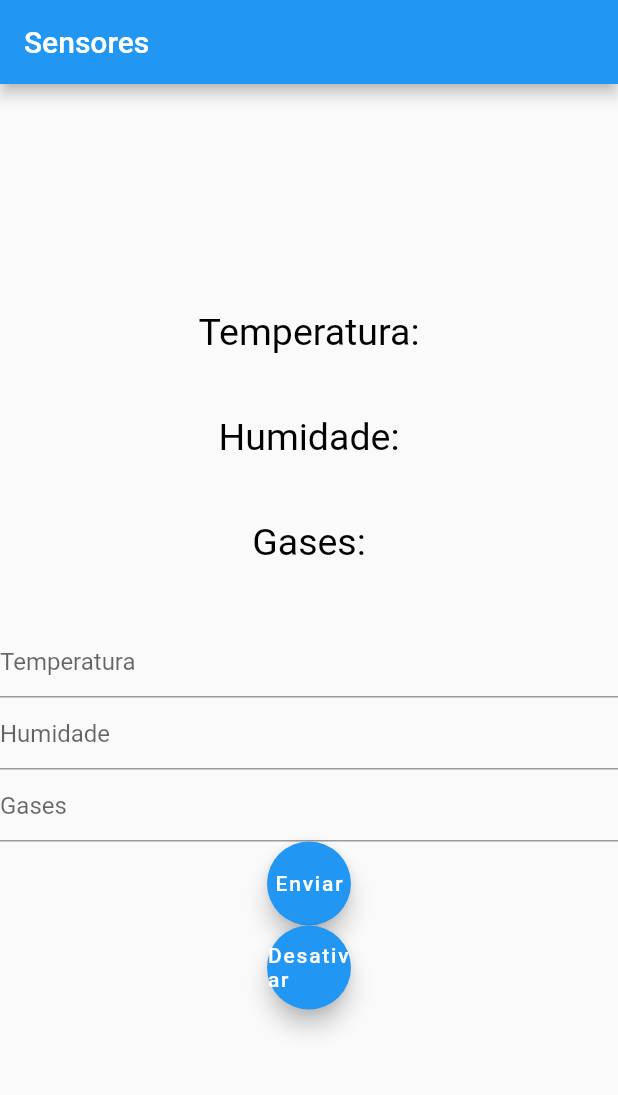
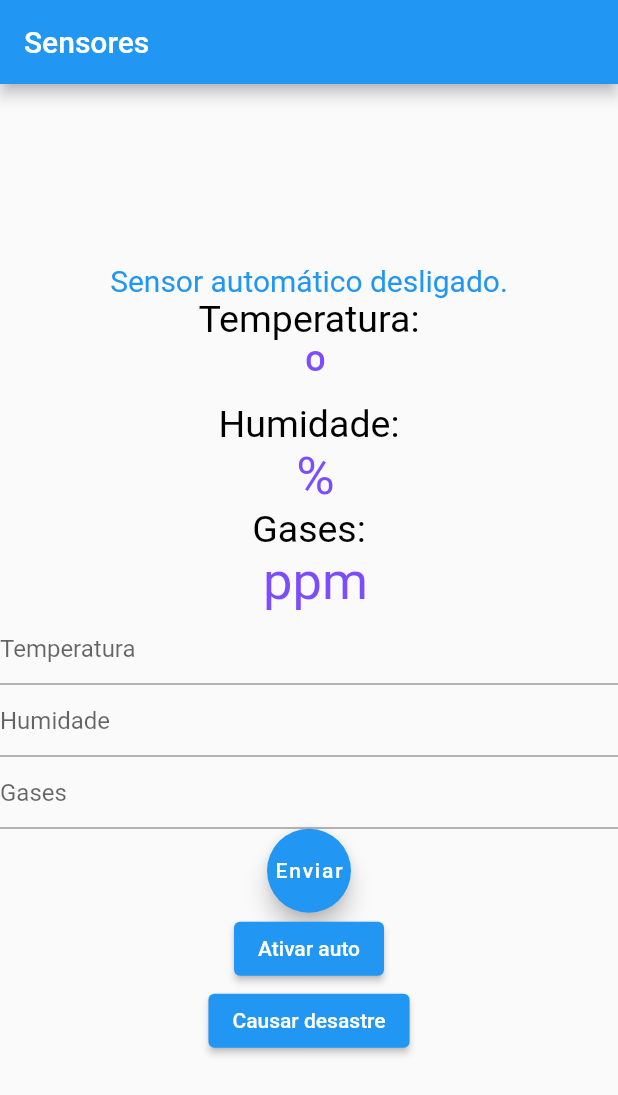
Before and after one commit to IsaiasBrazil/sensores, a Flutter app: the screen it shows after launch, on a phone screen of 412 x 824 dp. Shown: the top 1095 px of the screen. Run offline on Flutter 3.47's test engine with Material 2 defaults, Android fonts, the phone set to English and light mode, and no system bars; missing offline and left inert: mqtt_client.

Commit message:
desastre implementado e algumas correções

```diff
--- a/lib/home.dart
+++ b/lib/home.dart
@@ -14,24 +14,27 @@ class Home extends StatefulWidget {
 
 class _HomeState extends State<Home> {
   MqttHandler mqttHandler = MqttHandler();
-
   var txtTemp = TextEditingController();
   var txtHum = TextEditingController();
   var txtGas = TextEditingController();
   late Timer timer;
 
-  bool ativo=true;
+  late bool ativo = false;
+
+  late bool desastre= false;
 
   @override
   void initState() {
     super.initState();
     mqttHandler.connect();
+
   }
 
   @override
   void dispose() {
     timer.cancel(); // Cancelar o Timer ao descartar o widget
     super.dispose();
+
   }
 
   @override
@@ -45,10 +48,20 @@ class _HomeState extends State<Home> {
           child: Column(
             mainAxisAlignment: MainAxisAlignment.center,
             children: <Widget>[
+              Text((ativo?"Sensor automático ativo":"Sensor automático desligado.")+(desastre?"+ desastre ativo":""),style: TextStyle(color: ativo?Colors.red:Colors.blue,fontSize: 20) ),
               _receber(),
               _publicar(),
-              _publicarAuto()
-
+              Container(
+                child: ElevatedButton(
+                  onPressed: _ativarAuto,
+                  child: Text(ativo ? "Desativar auto" : "Ativar auto"),
+                ),
+              ),
+              ElevatedButton(
+                onPressed: _ativarDesastre,
+                style: ButtonStyle(backgroundColor: MaterialStatePropertyAll<Color>(desastre?Colors.red:Colors.blue)),
+                child: Text(desastre ? "Desativar desastre" : "Causar desastre"),
+              )
             ],
 
           ),
@@ -58,32 +71,43 @@ class _HomeState extends State<Home> {
     );
   }
 
-  _publicarAuto() {
+  _ativarDesastre(){
+    setState(() {
+      desastre = !desastre;
+    });
+  }
 
-    return FloatingActionButton(
-      onPressed: () =>
+  _ativarAuto(){
     setState(() {
-            ativo = ativo?false:true;
+      ativo = !ativo;
       publicarAuto();
-          }),
-      child: Text(ativo ? "Desativar" : "Ativar"),
-    );
+    });
   }
 
   publicarAuto(){
     print("auto pressionado");
     if (ativo) {
       timer = Timer.periodic(Duration(seconds: 2), (timer){
+        var tmin = desastre?-10:18; //ideal entre 18 e 24º
+        var tmax = desastre?50:24; //
+        var hmin = desastre?0:30; //ideal entre 30 e 70%
+        var hmax = desastre?100:70; //=
+        var gmin = desastre?20:0; //ideal abaixo de 20
+        var gmax = desastre?100:20; //=
+
         mqttHandler.publishMessage(
-          generateRandomData(0, 40).toString(), "temperatura");
+            generateRandomData(tmin, tmax).toString(), "temperatura");
         mqttHandler.publishMessage(
-          generateRandomData(0, 20).toString(), "humidade");
+            generateRandomData(hmin,hmax).toString(), "humidade");
         mqttHandler.publishMessage(
-          generateRandomData(0, 10).toString(), "gases");
+            generateRandomData(gmin, gmax).toString(), "gases");
       });
     } else {
       timer.cancel(); // Cancelar o Timer
     }
+    setState(() {
+
+    });
   }
 
   int generateRandomData(int min, int max) {
@@ -94,9 +118,9 @@ class _HomeState extends State<Home> {
   _publicar() {
     return Column(
         children: [
-        TextFormField(decoration: InputDecoration(hintText: "Temperatura"),controller: txtTemp),
-        TextFormField(decoration: InputDecoration(hintText: "Humidade"),controller: txtHum),
-        TextFormField(decoration: InputDecoration(hintText: "Gases"),controller: txtGas),
+          TextFormField(decoration: InputDecoration(hintText: "Temperatura"),controller: txtTemp, keyboardType: TextInputType.number,),
+          TextFormField(decoration: InputDecoration(hintText: "Humidade"),controller: txtHum, keyboardType: TextInputType.number,),
+          TextFormField(decoration: InputDecoration(hintText: "Gases"),controller: txtGas, keyboardType: TextInputType.number,),
           FloatingActionButton(
             onPressed: () => setState(() {
               mqttHandler.publishMessage(txtTemp.text,"temperatura");
@@ -109,7 +133,6 @@ class _HomeState extends State<Home> {
           ),
         ]
     );
-
   }
 
   _receber() {
@@ -122,7 +145,7 @@ class _HomeState extends State<Home> {
             return Row(
               mainAxisAlignment: MainAxisAlignment.spaceEvenly,
               children: <Widget>[
-                Text('$value',
+                Text("$value º",
                     style: TextStyle(
                         color: Colors.deepPurpleAccent, fontSize: 35))
               ],
@@ -138,7 +161,7 @@ class _HomeState extends State<Home> {
             return Row(
               mainAxisAlignment: MainAxisAlignment.spaceEvenly,
               children: <Widget>[
-                Text('$value',
+                Text("$value %",
                     style: TextStyle(
                         color: Colors.deepPurpleAccent, fontSize: 35))
               ],
@@ -154,7 +177,7 @@ class _HomeState extends State<Home> {
             return Row(
               mainAxisAlignment: MainAxisAlignment.spaceEvenly,
               children: <Widget>[
-                Text('$value',
+                Text("$value ppm",
                     style: TextStyle(
                         color: Colors.deepPurpleAccent, fontSize: 35))
               ],
--- a/lib/mqtthandler.dart
+++ b/lib/mqtthandler.dart
@@ -10,7 +10,7 @@ class MqttHandler with ChangeNotifier {
 
   Future<Object> connect() async {
     client = MqttServerClient.withPort(
-        'test.mosquitto.org', 'avicontrol', 1883);
+        'test.mosquitto.org', 'avicontrol1', 1883);
     client.logging(on: true);
     client.onConnected = onConnected;
     client.onDisconnected = onDisconnected;
```
Lines whose indentation alone changed are shown as unchanged.
